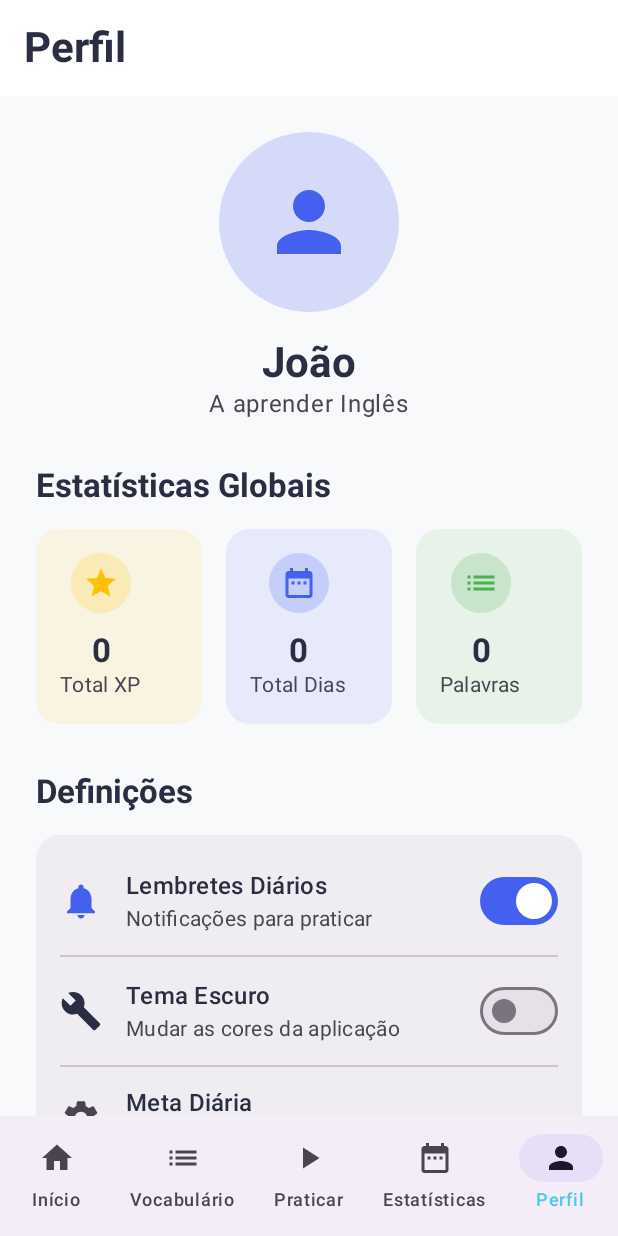
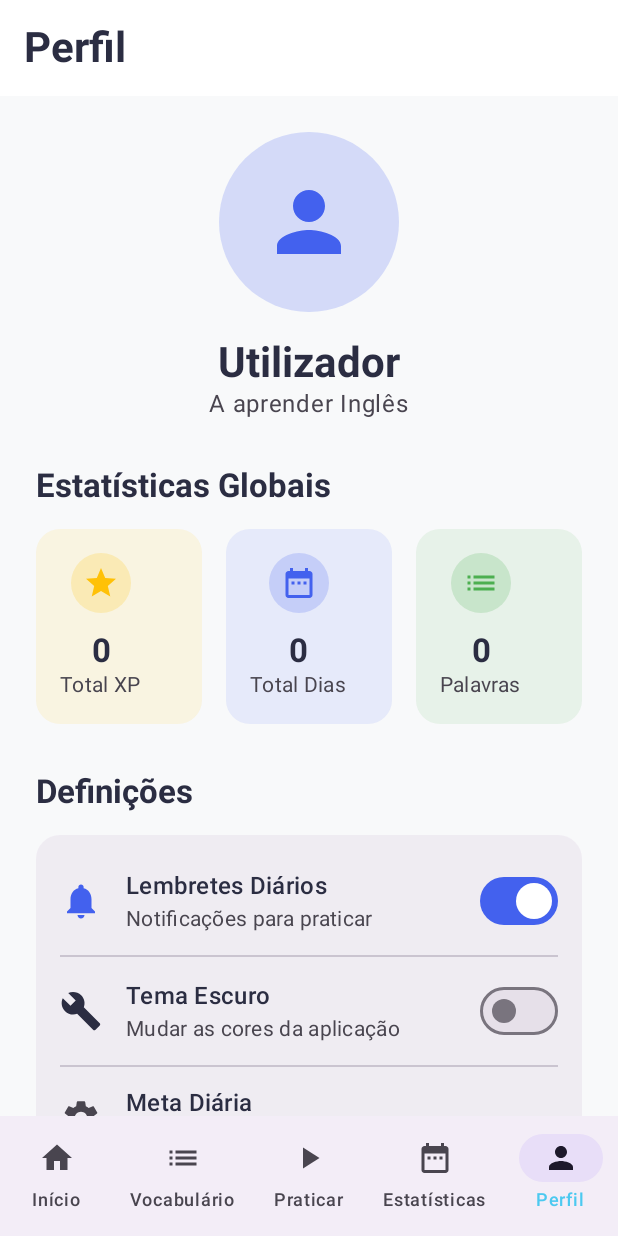
Before and after one commit to tktjoo/LingoLearn, an Android app built with Jetpack Compose: the ProfileScreen screen opened through its navigation route, on a phone screen of 412 x 824 dp. Run offline under Robolectric (Android 15) with nearby library versions, the phone set to English and light mode, and no system bars; our stand-ins replace Dagger/Hilt's generated code, Firebase (no records; nobody signed in at launch, a user with empty details on screens opened directly), Room's generated code.

Commit message:
feat: add logout button and dynamic profile name
- Replaced hardcoded profile name with `FirebaseAuth.getInstance().currentUser?.displayName`.
- Added a `logout()` method to ProfileViewModel that clears both the Firebase session and the local DataStore login state.
- Added a "Terminar Sessão" button at the bottom of the Settings list in the Profile screen.

Co-authored-by: tktjoo <242440688+tktjoo@users.noreply.github.com>

```diff
--- a/app/src/main/java/com/linguaflow/app/ui/screens/profile/ProfileScreen.kt
+++ b/app/src/main/java/com/linguaflow/app/ui/screens/profile/ProfileScreen.kt
@@ -58,6 +58,7 @@ import androidx.hilt.navigation.compose.hiltViewModel
 import com.linguaflow.app.ui.theme.PrimaryBlue
 import com.linguaflow.app.ui.theme.SuccessGreen
 import com.linguaflow.app.ui.theme.WarningYellow
+import androidx.compose.material.icons.filled.ExitToApp
 
 @OptIn(ExperimentalMaterial3Api::class)
 @Composable
@@ -114,7 +115,7 @@ fun ProfileScreen(viewModel: ProfileViewModel = hiltViewModel()) {
                 }
                 Spacer(modifier = Modifier.height(16.dp))
                 Text(
-                    text = "João",
+                    text = viewModel.getUserName(),
                     style = MaterialTheme.typography.headlineMedium,
                     fontWeight = FontWeight.Bold,
                     color = MaterialTheme.colorScheme.onSurface
@@ -242,6 +243,16 @@ fun ProfileScreen(viewModel: ProfileViewModel = hiltViewModel()) {
                                 }
                             }
                         }
+                        Divider(modifier = Modifier.padding(horizontal = 16.dp), color = MaterialTheme.colorScheme.outlineVariant)
+                        SettingActionRow(
+                            icon = Icons.Default.ExitToApp,
+                            iconColor = MaterialTheme.colorScheme.error,
+                            title = "Terminar Sessão",
+                            subtitle = "Sair da conta atual",
+                            onClick = {
+                                viewModel.logout()
+                            }
+                        )
                     }
                 }
             }
--- a/app/src/main/java/com/linguaflow/app/ui/screens/profile/ProfileViewModel.kt
+++ b/app/src/main/java/com/linguaflow/app/ui/screens/profile/ProfileViewModel.kt
@@ -10,6 +10,7 @@ import dagger.hilt.android.lifecycle.HiltViewModel
 import kotlinx.coroutines.flow.SharingStarted
 import kotlinx.coroutines.flow.StateFlow
 import kotlinx.coroutines.flow.map
+import com.google.firebase.auth.FirebaseAuth
 import kotlinx.coroutines.flow.stateIn
 import kotlinx.coroutines.launch
 import javax.inject.Inject
@@ -64,6 +65,11 @@ class ProfileViewModel @Inject constructor(
             initialValue = "en"
         )
 
+    fun getUserName(): String {
+        val auth = FirebaseAuth.getInstance()
+        return auth.currentUser?.displayName?.takeIf { it.isNotBlank() } ?: "Utilizador"
+    }
+
     fun setDarkTheme(enabled: Boolean) {
         viewModelScope.launch {
             userPreferences.setDarkTheme(enabled)
@@ -87,4 +93,11 @@ class ProfileViewModel @Inject constructor(
             userPreferences.setTargetLanguage(languageCode)
         }
     }
+
+    fun logout() {
+        FirebaseAuth.getInstance().signOut()
+        viewModelScope.launch {
+            userPreferences.setLoggedIn(false)
+        }
+    }
 }
```
